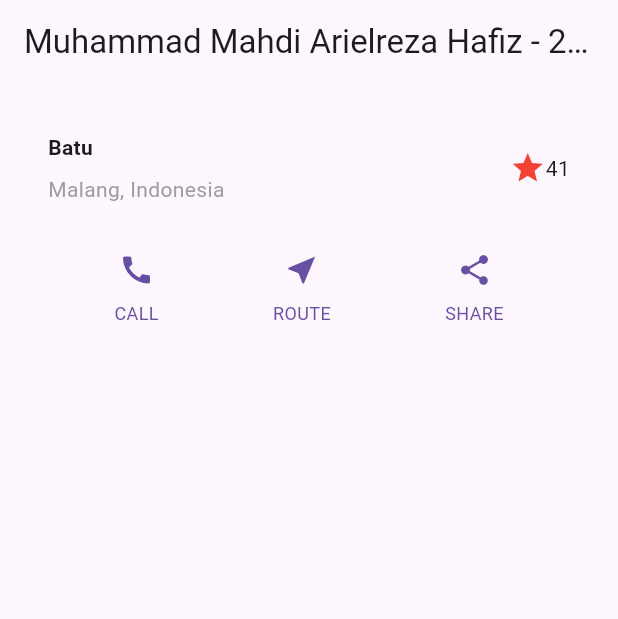
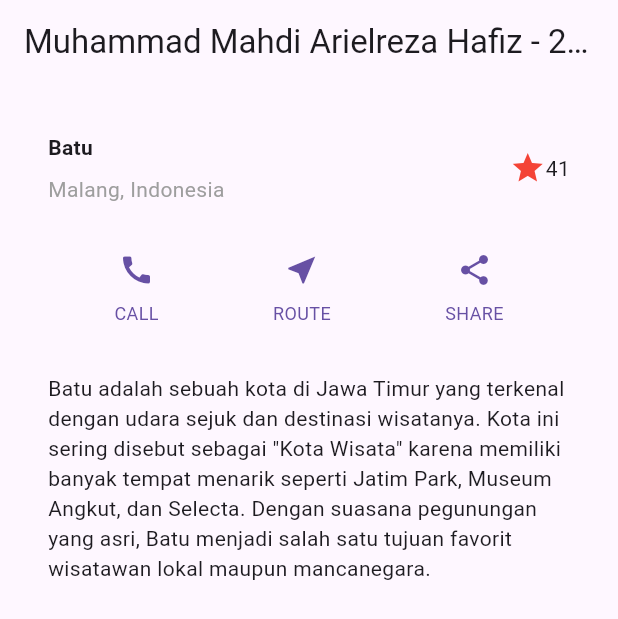
Before and after one commit to arielreza/layout_flutter, a Flutter app: the screen it shows after launch, on a phone screen of 412 x 824 dp. Shown: the top 619 px of the screen. Run offline on Flutter 3.47's test engine with Material 3 defaults, Android fonts, the phone set to English and light mode, and no system bars.

Commit message:
update text section

```diff
--- a/lib/main.dart
+++ b/lib/main.dart
@@ -77,16 +77,31 @@ class MyApp extends StatelessWidget {
       ],
     );
 
+    // Text Section
+    Widget textSection = Container(
+      padding: const EdgeInsets.all(32),
+      child: const Text(
+        'Batu adalah sebuah kota di Jawa Timur yang terkenal dengan '
+        'udara sejuk dan destinasi wisatanya. Kota ini sering disebut '
+        'sebagai "Kota Wisata" karena memiliki banyak tempat menarik '
+        'seperti Jatim Park, Museum Angkut, dan Selecta. '
+        'Dengan suasana pegunungan yang asri, Batu menjadi salah satu '
+        'tujuan favorit wisatawan lokal maupun mancanegara.',
+        softWrap: true,
+      ),
+    );
+
     return MaterialApp(
       title: 'Flutter layout: Nama dan NIM Anda',
       home: Scaffold(
         appBar: AppBar(
           title: const Text('Muhammad Mahdi Arielreza Hafiz - 2341760049'),
         ),
-        body: Column(
+        body: ListView(
           children: [
             titleSection,
-            buttonSection, // panggil di body setelah title
+            buttonSection,
+            textSection,
           ],
         ),
       ),
```
Also changed, not shown: 1 other file.
